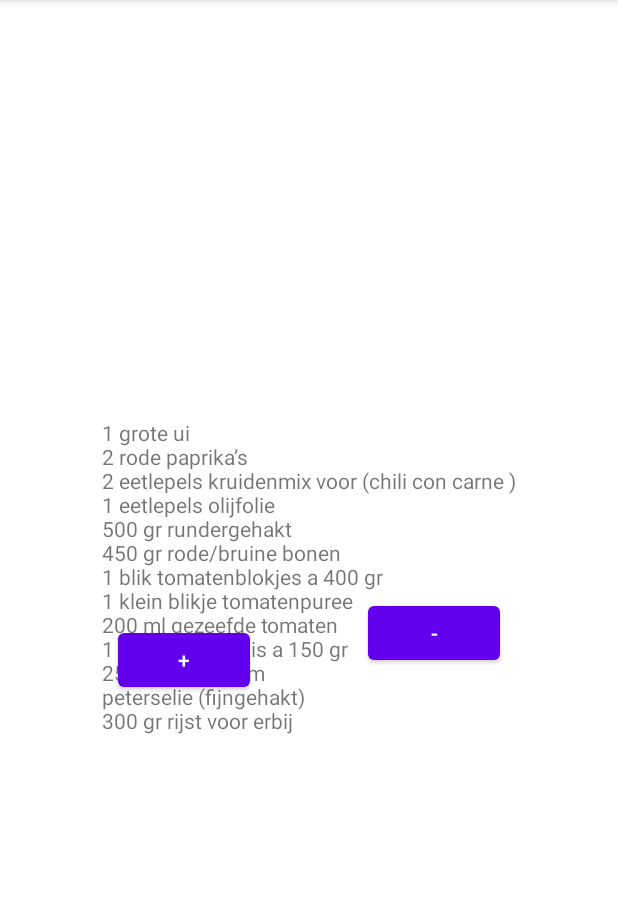
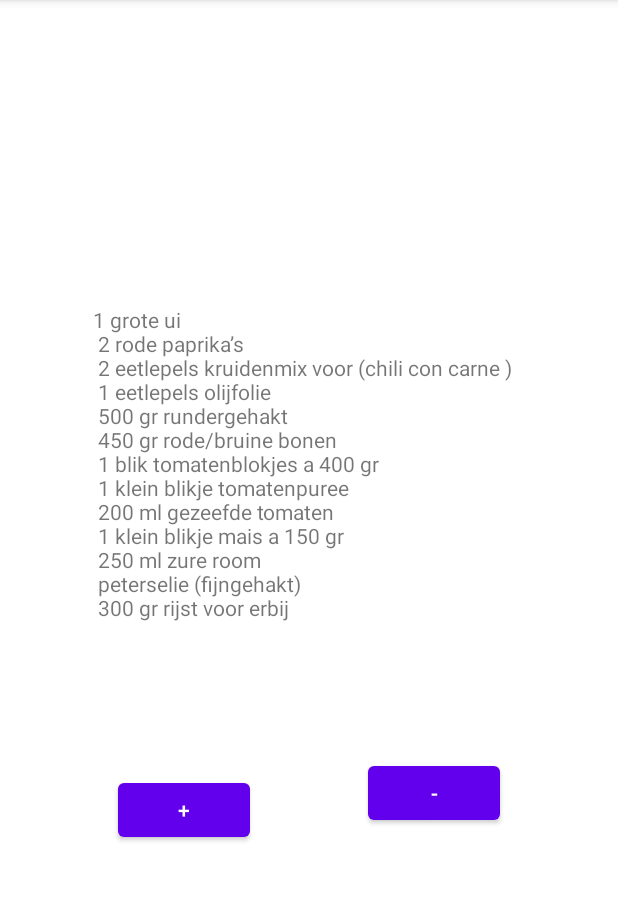
Before and after one commit to Jade-Apers/Recipe-vingeroefening, an Android app: the screen it shows after launch (MainActivity), on a phone screen of 412 x 824 dp, the part 84-985 px from its top. Run offline under Robolectric (Android 15) with nearby library versions, the phone set to English and light mode, and no system bars; 1 statement that could not run was skipped.

Commit message:
add buttons and textview

```diff
--- a/app/src/main/java/com/example/myapplication/MainActivity.java
+++ b/app/src/main/java/com/example/myapplication/MainActivity.java
@@ -7,7 +7,6 @@ import android.widget.TextView;
 
 
 import androidx.appcompat.app.AppCompatActivity;
-
 
 public class MainActivity extends AppCompatActivity {
 
@@ -23,8 +22,9 @@ public class MainActivity extends AppCompatActivity {
         setContentView(R.layout.activity_main);
 
         persons = findViewById(R.id.persons);
+        persons.setText("aantal personen: $d", number);
         receipt = findViewById(R.id.receipt);
-        receipt.setText(new StringBuilder().append("1 grote ui\n").append("2 rode paprika’s\n").append("2 eetlepels kruidenmix voor (chili con carne )\n").append("1 eetlepels olijfolie\n").append("500 gr rundergehakt\n").append("450 gr rode/bruine bonen\n").append("1 blik tomatenblokjes a 400 gr\n").append("1 klein blikje tomatenpuree\n").append("200 ml gezeefde tomaten\n").append("1 klein blikje mais a 150 gr\n").append("250 ml zure room\n").append("peterselie (fijngehakt)\n").append("300 gr rijst voor erbij").toString());
+        receipt.setText("1 grote ui\n 2 rode paprika’s\n 2 eetlepels kruidenmix voor (chili con carne )\n 1 eetlepels olijfolie\n 500 gr rundergehakt\n 450 gr rode/bruine bonen\n 1 blik tomatenblokjes a 400 gr\n 1 klein blikje tomatenpuree\n 200 ml gezeefde tomaten\n 1 klein blikje mais a 150 gr\n 250 ml zure room\n peterselie (fijngehakt)\n 300 gr rijst voor erbij");
 
         addButton = (Button) findViewById(R.id.addButton);
         addButton.setOnClickListener(new View.OnClickListener() {
--- a/app/src/main/res/layout/activity_main.xml
+++ b/app/src/main/res/layout/activity_main.xml
@@ -6,17 +6,18 @@
     android:layout_height="match_parent"
     tools:context=".MainActivity">
 
+
     <TextView
         android:id="@+id/persons"
         android:layout_width="wrap_content"
         android:layout_height="wrap_content"
         android:text=""
         app:layout_constraintBottom_toBottomOf="parent"
+        app:layout_constraintHorizontal_bias="0.467"
         app:layout_constraintLeft_toLeftOf="parent"
         app:layout_constraintRight_toRightOf="parent"
         app:layout_constraintTop_toTopOf="parent"
-        />
-
+        app:layout_constraintVertical_bias="0.143" />
 
     <TextView
         android:id="@+id/receipt"
@@ -24,15 +25,17 @@
         android:layout_height="wrap_content"
         android:text=""
         app:layout_constraintBottom_toBottomOf="parent"
+        app:layout_constraintHorizontal_bias="0.467"
         app:layout_constraintLeft_toLeftOf="parent"
         app:layout_constraintRight_toRightOf="parent"
-        app:layout_constraintTop_toTopOf="parent" />
+        app:layout_constraintTop_toTopOf="parent"
+        app:layout_constraintVertical_bias="0.365" />
 
     <Button
         android:id="@+id/addButton"
         android:layout_width="wrap_content"
         android:layout_height="wrap_content"
-        android:layout_marginBottom="304dp"
+        android:layout_marginBottom="204dp"
         android:text="+"
         app:layout_constraintBottom_toBottomOf="parent"
         app:layout_constraintEnd_toStartOf="@+id/removeButton"
@@ -49,6 +52,6 @@
         app:layout_constraintHorizontal_bias="0.5"
         app:layout_constraintStart_toEndOf="@+id/addButton"
         app:layout_constraintTop_toBottomOf="@id/persons"
-        app:layout_constraintVertical_bias="0.012" />
+        app:layout_constraintVertical_bias="0.637" />
 
 </androidx.constraintlayout.widget.ConstraintLayout>
```
Also changed, not shown: app/src/main/java/com/example/myapplication/Ingredient.java (+0 -14 lines), app/src/main/java/com/example/myapplication/Person.java (added, +15 -0 lines), 2 other files.
